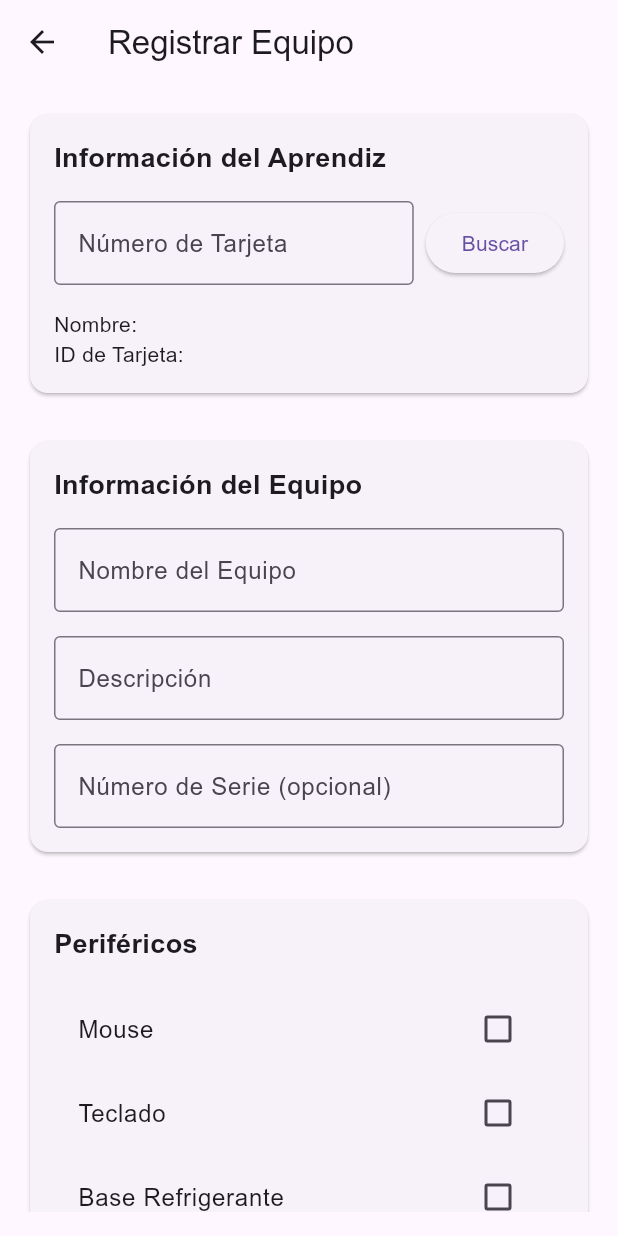
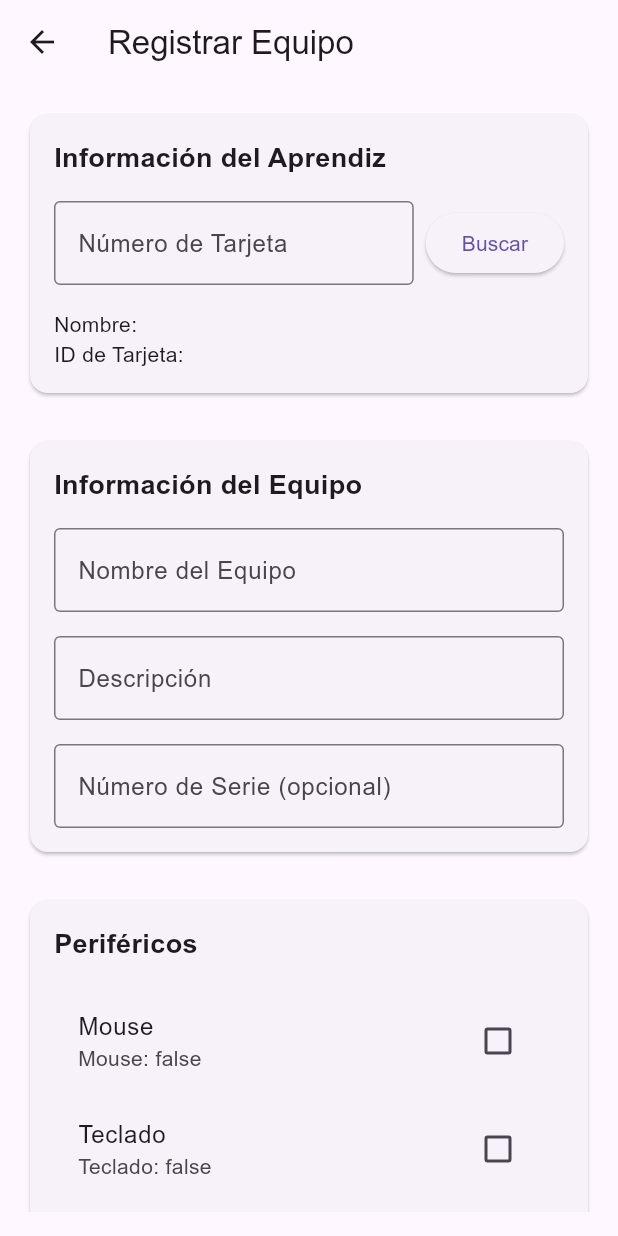
Before and after one commit to DevCat-HGS/ControlSENA, a Flutter app: the RegisterEquipmentScreen screen opened directly, on a phone screen of 412 x 824 dp. Run offline on Flutter 3.47's test engine with Material 3 defaults, Android fonts, the phone set to English and light mode, and no system bars; our stand-ins replace qr_flutter; missing offline and left inert: mobile_scanner; accounts and stored records are empty.

Commit message:
Arreglo de reguistro de equipo #Proceso

```diff
--- a/lib/models/peripherals.dart
+++ b/lib/models/peripherals.dart
@@ -1,50 +1,36 @@
 class Peripheral {
   final String? id;
-  final String type; // mouse, teclado, base refrigerante, etc.
-  final String? serialNumber;
-  final bool isAssigned;
-  final String? equipmentId;
+  final Map<String, bool> types; // Map of peripheral types and their boolean values
   final DateTime? registrationDate;
 
   Peripheral({
     this.id,
-    required this.type,
-    this.serialNumber,
-    required this.isAssigned,
-    this.equipmentId,
+    required this.types,
     this.registrationDate,
   });
 
   Map<String, dynamic> toMap() {
     return {
-      'type': type,
-      'serialNumber': serialNumber,
-      'isAssigned': isAssigned,
-      'equipmentId': equipmentId,
+      'types': types,
       'registrationDate': registrationDate?.toIso8601String(),
     };
   }
 
   factory Peripheral.fromMap(Map<String, dynamic> map) {
-    // Handle the case where 'type' is a Map<String, dynamic> instead of a String
-    String typeValue;
-    if (map['type'] is Map<String, dynamic>) {
-      // If 'type' is a map, extract the actual type string from it
-      typeValue = map['type']['type'] ?? '';
+    Map<String, bool> typesMap = {};
+    if (map['types'] is Map) {
+      typesMap = Map<String, bool>.from(map['types']);
+    } else if (map['type'] is Map<String, dynamic>) {
+      // Handle legacy format
+      typesMap[map['type']['type'] ?? ''] = true;
     } else if (map['type'] != null) {
-      // Otherwise use it directly if not null
-      typeValue = map['type'].toString();
-    } else {
-      // Default value if type is null
-      typeValue = '';
+      // Handle legacy format
+      typesMap[map['type'].toString()] = true;
     }
 
     return Peripheral(
       id: map['_id'],
-      type: typeValue,
-      serialNumber: map['serialNumber'],
-      isAssigned: map['isAssigned'] ?? false,
-      equipmentId: map['equipmentId'],
+      types: typesMap,
       registrationDate: map['registrationDate'] != null
           ? DateTime.parse(map['registrationDate'])
           : null,
--- a/lib/screens/register_equipment_screen.dart
+++ b/lib/screens/register_equipment_screen.dart
@@ -33,15 +33,13 @@ class _RegisterEquipmentScreenState extends State<RegisterEquipmentScreen> {
     'Almohadilla'
   ];
 
-  // Mapa para almacenar los periféricos seleccionados y sus números de serie
-  final Map<String, String?> _selectedPeripherals = {};
-
+  // Mapa para almacenar los periféricos seleccionados y sus valores booleanos
+  final Map<String, bool> _selectedPeripherals = {};
   @override
   void initState() {
     super.initState();
     _databaseService.initialize();
   }
-
   Future<void> _searchUser() async {
     if (_cardIdController.text.isEmpty) {
       ScaffoldMessenger.of(context).showSnackBar(
@@ -75,17 +73,15 @@ class _RegisterEquipmentScreenState extends State<RegisterEquipmentScreen> {
       );
     }
   }
-
   void _togglePeripheral(String type, bool value) {
     setState(() {
       if (value) {
-        _selectedPeripherals[type] = null; // Inicialmente sin número de serie
+        _selectedPeripherals[type] = true; // Set to true when selected
       } else {
-        _selectedPeripherals.remove(type);
+        _selectedPeripherals.remove(type); // Remove when deselected
       }
     });
   }
-
   Future<void> _registerEquipment() async {
     if (_formKey.currentState!.validate() && _selectedUser != null) {
       setState(() {
@@ -93,14 +89,16 @@ class _RegisterEquipmentScreenState extends State<RegisterEquipmentScreen> {
       });
 
       try {
-        // Convertir el mapa de periféricos a una lista de objetos Peripheral
-        final peripherals = _selectedPeripherals.entries.map((entry) {
-          return Peripheral(
-            type: entry.key,
-            serialNumber: entry.value,
-            isAssigned: true,
+        // Convertir el mapa de periféricos a un objeto Peripheral con un mapa de tipos
+        Map<String, bool> peripheralTypes = {};
+        _selectedPeripherals.forEach((key, value) {
+          peripheralTypes[key] = true;
+        });
+
+        final peripheral = Peripheral(
+          types: peripheralTypes,
+          registrationDate: DateTime.now(),
         );
-        }).toList();
 
         // Generar código QR único para identificación interna
         final qrCode = _qrService.generateUniqueQRCode(
@@ -113,7 +111,7 @@ class _RegisterEquipmentScreenState extends State<RegisterEquipmentScreen> {
           name: _nameController.text,
           description: _descriptionController.text,
           userId: _selectedUser!.id,
-          peripherals: peripherals,
+          peripherals: [peripheral],
           qrCode: qrCode,
           serialNumber: _serialNumberController.text,
           assignmentDate: DateTime.now(),
@@ -147,7 +145,6 @@ class _RegisterEquipmentScreenState extends State<RegisterEquipmentScreen> {
       }
     }
   }
-
   @override
   Widget build(BuildContext context) {
     return Scaffold(
@@ -282,7 +279,6 @@ class _RegisterEquipmentScreenState extends State<RegisterEquipmentScreen> {
                 ),
 
                 SizedBox(height: 24),
-
                 // Sección para periféricos
                 Card(
                   child: Padding(
@@ -300,33 +296,38 @@ class _RegisterEquipmentScreenState extends State<RegisterEquipmentScreen> {
                         SizedBox(height: 16),
                         ..._peripheralTypes.map((type) {
                           final isSelected = _selectedPeripherals.containsKey(type);
-                          return Column(
-                            children: [
-                              CheckboxListTile(
+                          return CheckboxListTile(
                             title: Text(type),
                             value: isSelected,
                             onChanged: (value) {
                               _togglePeripheral(type, value ?? false);
                             },
+                            subtitle: Text(isSelected ? '$type: true' : '$type: false'),
+                          );
+                        }).toList(),
+                        SizedBox(height: 8),
+                        // Display selected peripherals as a summary
+                        if (_selectedPeripherals.isNotEmpty)
+                          Container(
+                            padding: EdgeInsets.all(8),
+                            decoration: BoxDecoration(
+                              color: Colors.grey[200],
+                              borderRadius: BorderRadius.circular(8),
                             ),
-                              if (isSelected)
-                                Padding(
-                                  padding: const EdgeInsets.only(left: 16.0, right: 16.0, bottom: 8.0),
-                                  child: TextFormField(
-                                    decoration: InputDecoration(
-                                      labelText: 'Número de Serie (opcional)',
-                                      border: OutlineInputBorder(),
+                            child: Column(
+                              crossAxisAlignment: CrossAxisAlignment.start,
+                              children: [
+                                Text(
+                                  'Periféricos seleccionados:',
+                                  style: TextStyle(fontWeight: FontWeight.bold),
                                 ),
-                                    onChanged: (value) {
-                                      setState(() {
-                                        _selectedPeripherals[type] = value.isEmpty ? null : value;
-                                      });
-                                    },
+                                SizedBox(height: 4),
+                                ..._selectedPeripherals.keys.map((type) =>
+                                  Text('$type: ${_selectedPeripherals[type] != null ? true : false}')  // Mostrar el nombre del periférico y su valor booleano
+                                ).toList(),
+                              ],
                             ),
                           ),
-                            ],
-                          );
-                        }).toList(),
                       ],
                     ),
                   ),
--- a/lib/services/qr_service.dart
+++ b/lib/services/qr_service.dart
@@ -28,9 +28,7 @@ class QRService {
         'serialNumber': equipment.serialNumber,
         'assignmentDate': equipment.assignmentDate.toIso8601String(),
         'peripherals': equipment.peripherals.map((p) => {
-          'type': p.type,
-          'serialNumber': p.serialNumber ?? '',
-          'isAssigned': p.isAssigned,
+          'types': p.types,
         }).toList(),
       },
     };
```
Lines whose indentation alone changed are shown as unchanged.
